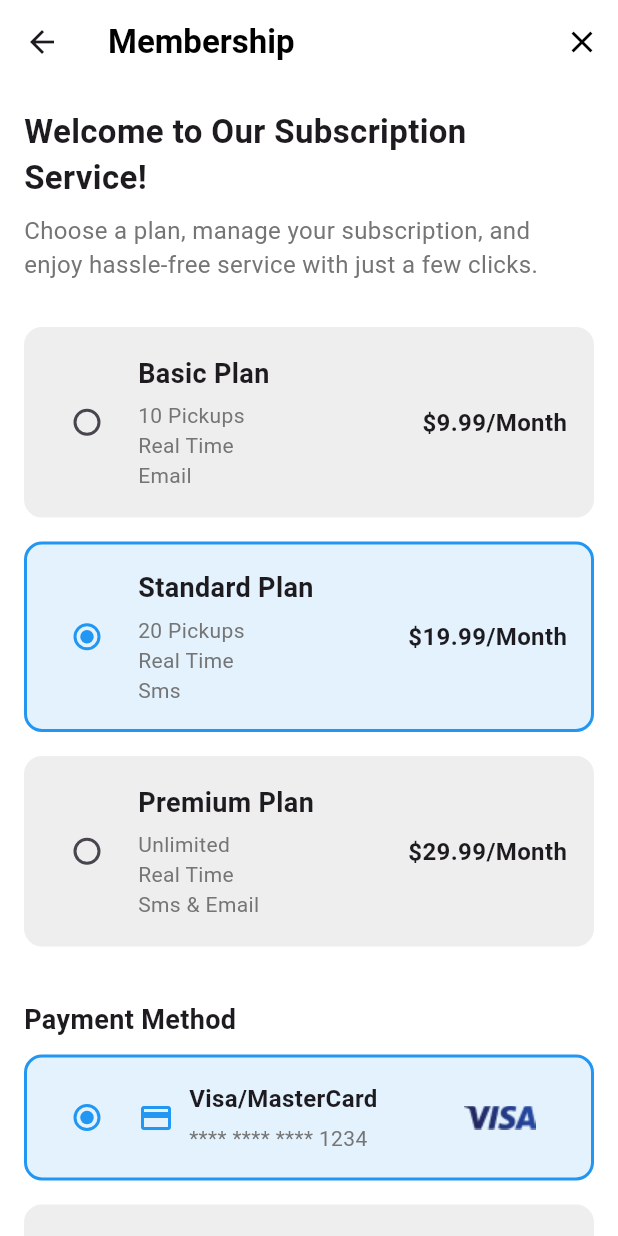
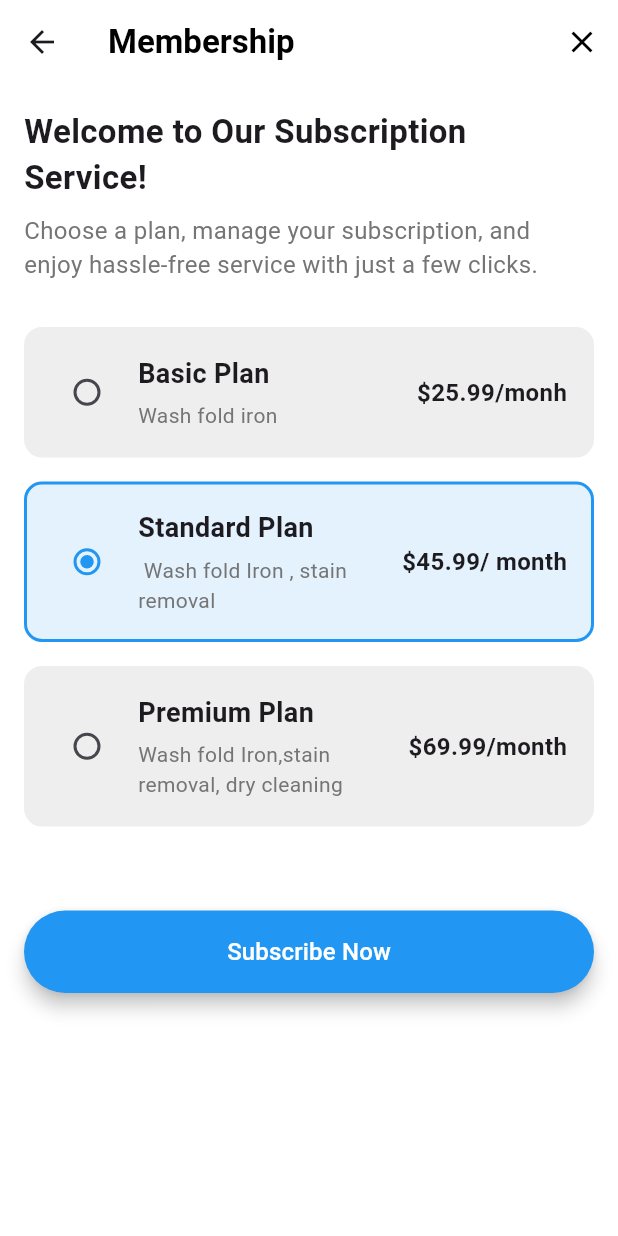
Before and after one commit to Sidra150/freshfold, a Flutter app: the SubscriptionScreen screen opened directly, on a phone screen of 412 x 824 dp. Run offline on Flutter 3.47's test engine with Material 3 defaults, Android fonts, the phone set to English and light mode, and no system bars; our stand-ins replace custom_navigation_bar.

Commit message:
changes updated

```diff
--- a/lib/Views/Screens/Customer_Screen/Home/home.dart
+++ b/lib/Views/Screens/Customer_Screen/Home/home.dart
@@ -1,6 +1,7 @@
 import 'package:flutter/material.dart';
 import 'package:freshfold_app/Utils/Constants.dart';
 import 'package:freshfold_app/Views/Screens/Customer_Screen/Notifications/notifications.dart';
+import 'package:freshfold_app/Views/Screens/Customer_Screen/Order_Details/order_details.dart';
 
 import '../Laundry_service/laundry_services.dart';
 import '../Membership/plans.dart';
@@ -301,6 +302,8 @@ import '../My_Orders/my_orders.dart';
 //   }
 // }
 class HomePage extends StatelessWidget {
+  const HomePage({super.key});
+
   @override
   Widget build(BuildContext context) {
     return Scaffold(
@@ -453,6 +456,7 @@ class HomePage extends StatelessWidget {
               decoration: InputDecoration(
                 hintText: 'Search Laundry store',
                 prefixIcon: const Icon(Icons.search),
+
                 border: OutlineInputBorder(
                   borderRadius: BorderRadius.circular(12),
                   borderSide: BorderSide.none,
@@ -481,11 +485,11 @@ class HomePage extends StatelessWidget {
                   ),
                   ElevatedButton(
                     onPressed: () {
-                      Navigator.push(
-                          context,
-                          MaterialPageRoute(
-                            builder: (context) => LaundryServicesPage(),
-                          ));
+                      // Navigator.push(
+                      //     context,
+                      //     MaterialPageRoute(
+                      //       builder: (context) => LaundryServicesPage(),
+                      //     ));
                     },
                     style: ElevatedButton.styleFrom(
                       shape: RoundedRectangleBorder(
@@ -513,10 +517,13 @@ class HomePage extends StatelessWidget {
               shrinkWrap: true,
               physics: const NeverScrollableScrollPhysics(),
               children: [
-                ServiceCard(icon: Icons.local_laundry_service, label: 'Iron'),
-                ServiceCard(icon: Icons.dry_cleaning, label: 'Dry'),
-                ServiceCard(icon: Icons.checkroom, label: 'Fold'),
-                ServiceCard(icon: Icons.wash, label: 'Wash'),
+                ServiceCard(
+                    icon: Icons.local_laundry_service, label: 'Wash,Fold,Iron'),
+                ServiceCard(
+                    icon: Icons.dry_cleaning,
+                    label: 'Premium Wash fold and iron'),
+                ServiceCard(icon: Icons.checkroom, label: 'Dry cleaning '),
+                ServiceCard(icon: Icons.more, label: 'Much More'),
               ],
             ),
             const SizedBox(height: 16),
@@ -531,21 +538,21 @@ class HomePage extends StatelessWidget {
                 children: [
                   SubscriptionCard(
                     planName: 'Basic Plan',
-                    price: '\$9.99/Month',
-                    features: ['10 Pickups', 'Real Time', 'Email'],
+                    price: '\$25.99/monh',
+                    features: [' Wash fold iron '],
                   ),
                   const SizedBox(width: 16),
                   SubscriptionCard(
                     planName: 'Standard Plan',
-                    price: '\$19.99/Month',
-                    features: ['20 Pickups', 'Real Time', 'Sms'],
+                    price: '\$45.99/ month',
+                    features: ['Wash fold Iron , stain removal '],
                     highlight: true,
                   ),
                   const SizedBox(width: 16),
                   SubscriptionCard(
                     planName: 'Premium Plan',
-                    price: '\$29.99/Month',
-                    features: ['Unlimited', 'Real Time', 'Sms & Email'],
+                    price: '\$69.99/month',
+                    features: ['All Services'],
                   ),
                 ],
               ),
@@ -586,7 +593,15 @@ class ServiceCard extends StatelessWidget {
 
   @override
   Widget build(BuildContext context) {
-    return Container(
+    return InkWell(
+      onTap: () {
+        Navigator.push(
+            context,
+            MaterialPageRoute(
+              builder: (context) => LaundryServicesPage(),
+            ));
+      },
+      child: Container(
         decoration: BoxDecoration(
           color: Colors.white,
           borderRadius: BorderRadius.circular(12),
@@ -609,6 +624,7 @@ class ServiceCard extends StatelessWidget {
             Text(label, style: const TextStyle(fontSize: 16)),
           ],
         ),
+      ),
     );
   }
 }
@@ -628,7 +644,15 @@ class SubscriptionCard extends StatelessWidget {
 
   @override
   Widget build(BuildContext context) {
-    return Container(
+    return GestureDetector(
+      onDoubleTap: () {
+        Navigator.push(
+            context,
+            MaterialPageRoute(
+              builder: (context) => SubscriptionScreen(),
+            ));
+      },
+      child: Container(
         margin: const EdgeInsets.only(bottom: 16),
         decoration: BoxDecoration(
           color: highlight ? Colors.blue[50] : Colors.white,
@@ -651,11 +675,13 @@ class SubscriptionCard extends StatelessWidget {
                 style:
                     const TextStyle(fontSize: 16, fontWeight: FontWeight.bold)),
             const SizedBox(height: 8),
-          Text(price, style: const TextStyle(fontSize: 14, color: Colors.grey)),
+            Text(price,
+                style: const TextStyle(fontSize: 14, color: Colors.grey)),
             const SizedBox(height: 8),
             for (var feature in features)
               Text(feature, style: const TextStyle(fontSize: 14)),
           ],
+        ),
       ),
     );
   }
@@ -676,7 +702,15 @@ class OrderCard extends StatelessWidget {
 
   @override
   Widget build(BuildContext context) {
-    return Container(
+    return InkWell(
+      onTap: () {
+        Navigator.push(
+            context,
+            MaterialPageRoute(
+              builder: (context) => OrderDetailScreen(),
+            ));
+      },
+      child: Container(
         margin: const EdgeInsets.only(bottom: 16),
         decoration: BoxDecoration(
           color: Colors.white,
@@ -699,7 +733,8 @@ class OrderCard extends StatelessWidget {
               children: [
                 Row(
                   children: [
-                  const Icon(Icons.access_time, size: 20, color: Colors.orange),
+                    const Icon(Icons.access_time,
+                        size: 20, color: Colors.orange),
                     const SizedBox(width: 8),
                     Text('Order #$orderNumber (2 bags)',
                         style: const TextStyle(fontSize: 16)),
@@ -715,6 +750,7 @@ class OrderCard extends StatelessWidget {
                     const TextStyle(fontSize: 16, fontWeight: FontWeight.bold)),
           ],
         ),
+      ),
     );
   }
 }
--- a/lib/Views/Screens/Customer_Screen/Laundry_service/laundry_services.dart
+++ b/lib/Views/Screens/Customer_Screen/Laundry_service/laundry_services.dart
@@ -1,11 +1,13 @@
 import 'package:flutter/material.dart';
 import 'package:freshfold_app/Views/Screens/Bottom_Nav/bottom_navigation.dart';
 
-import '../Home/home.dart';
 import '../Shedule_PickUp/PickUp.dart';
 
 class LaundryServicesPage extends StatefulWidget {
+  const LaundryServicesPage({super.key});
+
   @override
+  // ignore: library_private_types_in_public_api
   _LaundryServicesPageState createState() => _LaundryServicesPageState();
 }
 
@@ -177,7 +179,7 @@ class LaundryItemCard extends StatelessWidget {
   final VoidCallback onIncrement;
   final VoidCallback onDecrement;
 
-  LaundryItemCard(
+  const LaundryItemCard(
       {required this.item,
       required this.onIncrement,
       required this.onDecrement});
--- a/lib/Views/Screens/Customer_Screen/Membership/plans.dart
+++ b/lib/Views/Screens/Customer_Screen/Membership/plans.dart
@@ -1,7 +1,18 @@
 import 'package:flutter/material.dart';
-import 'package:flutter/rendering.dart';
+import 'package:freshfold_app/Views/Screens/Customer_Screen/Order_Details/order_details.dart';
 
-class SubscriptionScreen extends StatelessWidget {
+class SubscriptionScreen extends StatefulWidget {
+  const SubscriptionScreen({super.key});
+
+  @override
+  // ignore: library_private_types_in_public_api
+  _SubscriptionScreenState createState() => _SubscriptionScreenState();
+}
+
+class _SubscriptionScreenState extends State<SubscriptionScreen> {
+  // Initially selected plan
+  String _selectedPlan = 'Standard Plan';
+
   @override
   Widget build(BuildContext context) {
     return Scaffold(
@@ -9,13 +20,13 @@ class SubscriptionScreen extends StatelessWidget {
       appBar: AppBar(
         backgroundColor: Colors.white,
         elevation: 0,
-        title: Text(
+        title: const Text(
           'Membership',
           style: TextStyle(color: Colors.black, fontWeight: FontWeight.bold),
         ),
         actions: [
           IconButton(
-            icon: Icon(Icons.close, color: Colors.black),
+            icon: const Icon(Icons.close, color: Colors.black),
             onPressed: () {},
           ),
         ],
@@ -26,33 +37,32 @@ class SubscriptionScreen extends StatelessWidget {
           child: Column(
             crossAxisAlignment: CrossAxisAlignment.start,
             children: [
-              Text(
+              const Text(
                 'Welcome to Our Subscription Service!',
                 style: TextStyle(fontSize: 22, fontWeight: FontWeight.bold),
               ),
-              SizedBox(height: 8),
+              const SizedBox(height: 8),
               Text(
                 'Choose a plan, manage your subscription, and enjoy hassle-free service with just a few clicks.',
                 style: TextStyle(fontSize: 16, color: Colors.grey[600]),
               ),
-              SizedBox(height: 30),
-              _buildPlanOption('Basic Plan', '10 Pickups\nReal Time\nEmail',
-                  '\$9.99/Month', false),
-              _buildPlanOption('Standard Plan', '20 Pickups\nReal Time\nSms',
-                  '\$19.99/Month', true),
+              const SizedBox(height: 30),
+              _buildPlanOption(
+                  'Basic Plan', 'Wash fold iron', '\$25.99/monh'),
+              _buildPlanOption('Standard Plan', ' Wash fold Iron , stain removal',
+                  '\$45.99/ month'),
               _buildPlanOption('Premium Plan',
-                  'Unlimited\nReal Time\nSms & Email', '\$29.99/Month', false),
-              SizedBox(height: 20),
-              Text(
-                'Payment Method',
-                style: TextStyle(fontSize: 18, fontWeight: FontWeight.bold),
-              ),
-              SizedBox(height: 10),
-              _buildPaymentOption('Visa/MasterCard', '**** **** **** 1234',
-                  Icons.credit_card, 'visa', true),
-              _buildPaymentOption('PayPal', 'paypal@account.com', Icons.paypal,
-                  'paypal', false),
-              SizedBox(height: 20),
+                  'Wash fold Iron,stain removal, dry cleaning', '\$69.99/month'),
+              const SizedBox(height: 20),
+              // const Text(
+              //   'Payment Method',
+              //   style: TextStyle(fontSize: 18, fontWeight: FontWeight.bold),
+              // ),
+              // _buildPaymentOption('Visa/MasterCard', '**** **** **** 1234',
+              //     Icons.credit_card, 'visa'),
+              // _buildPaymentOption(
+              //     'PayPal', 'paypal@account.com', Icons.paypal, 'paypal'),
+              const SizedBox(height: 20),
               ElevatedButton(
                 onPressed: () {},
                 style: ElevatedButton.styleFrom(
@@ -60,9 +70,9 @@ class SubscriptionScreen extends StatelessWidget {
                   backgroundColor: Colors.blue,
                   shape: RoundedRectangleBorder(
                       borderRadius: BorderRadius.circular(30)),
-                  padding: EdgeInsets.symmetric(vertical: 16),
+                  padding: const EdgeInsets.symmetric(vertical: 16),
                 ),
-                child: Center(
+                child: const Center(
                   child: Text('Subscribe Now',
                       style: TextStyle(fontSize: 16, color: Colors.white)),
                 ),
@@ -74,11 +84,18 @@ class SubscriptionScreen extends StatelessWidget {
     );
   }
 
-  Widget _buildPlanOption(
-      String title, String details, String price, bool isSelected) {
-    return Container(
-      margin: EdgeInsets.only(bottom: 16),
-      padding: EdgeInsets.all(16),
+  Widget _buildPlanOption(String title, String details, String price) {
+    bool isSelected = _selectedPlan == title;
+
+    return GestureDetector(
+      onTap: () {
+        setState(() {
+          _selectedPlan = title;
+        });
+      },
+      child: Container(
+        margin: const EdgeInsets.only(bottom: 16),
+        padding: const EdgeInsets.all(16),
         decoration: BoxDecoration(
           color: isSelected ? Colors.blue.shade50 : Colors.grey.shade200,
           borderRadius: BorderRadius.circular(12),
@@ -91,36 +108,43 @@ class SubscriptionScreen extends StatelessWidget {
               value: isSelected,
               groupValue: true,
               onChanged: (bool? value) {
-              // Handle radio button selection
+                setState(() {
+                  _selectedPlan = title;
+                });
               },
               activeColor: Colors.blue,
             ),
-          SizedBox(width: 10),
+            const SizedBox(width: 10),
             Expanded(
               child: Column(
                 crossAxisAlignment: CrossAxisAlignment.start,
                 children: [
                   Text(title,
-                    style:
-                        TextStyle(fontSize: 18, fontWeight: FontWeight.bold)),
-                SizedBox(height: 5),
+                      style: const TextStyle(
+                          fontSize: 18, fontWeight: FontWeight.bold)),
+                  const SizedBox(height: 5),
                   Text(details,
                       style: TextStyle(fontSize: 14, color: Colors.grey[600])),
                 ],
               ),
             ),
             Text(price,
-              style: TextStyle(fontSize: 16, fontWeight: FontWeight.bold)),
+                style:
+                    const TextStyle(fontSize: 16, fontWeight: FontWeight.bold)),
           ],
+        ),
       ),
     );
   }
 
-  Widget _buildPaymentOption(String title, String details, IconData icon,
-      String type, bool isSelected) {
+  Widget _buildPaymentOption(
+      String title, String details, IconData icon, String type) {
+    bool isSelected =
+        false; // Assume single selection for payment not needed for now
+
     return Container(
-      margin: EdgeInsets.only(bottom: 16),
-      padding: EdgeInsets.all(16),
+      margin: const EdgeInsets.only(bottom: 16),
+      padding: const EdgeInsets.all(16),
       decoration: BoxDecoration(
         color: isSelected ? Colors.blue.shade50 : Colors.grey.shade200,
         borderRadius: BorderRadius.circular(12),
@@ -132,22 +156,20 @@ class SubscriptionScreen extends StatelessWidget {
           Radio(
             value: isSelected,
             groupValue: true,
-            onChanged: (bool? value) {
-              // Handle radio button selection
-            },
+            onChanged: (bool? value) {},
             activeColor: Colors.blue,
           ),
-          SizedBox(width: 10),
+          const SizedBox(width: 10),
           Icon(icon, color: isSelected ? Colors.blue : Colors.grey),
-          SizedBox(width: 10),
+          const SizedBox(width: 10),
           Expanded(
             child: Column(
               crossAxisAlignment: CrossAxisAlignment.start,
               children: [
                 Text(title,
-                    style:
-                        TextStyle(fontSize: 16, fontWeight: FontWeight.bold)),
-                SizedBox(height: 5),
+                    style: const TextStyle(
+                        fontSize: 16, fontWeight: FontWeight.bold)),
+                const SizedBox(height: 5),
                 Text(details,
                     style: TextStyle(fontSize: 14, color: Colors.grey[600])),
               ],
--- a/lib/Views/Screens/Customer_Screen/My_Orders/my_orders.dart
+++ b/lib/Views/Screens/Customer_Screen/My_Orders/my_orders.dart
@@ -1,4 +1,5 @@
 import 'package:flutter/material.dart';
+import 'package:freshfold_app/Views/Screens/Bottom_Nav/bottom_navigation.dart';
 import 'package:freshfold_app/Views/Screens/Customer_Screen/Home/home.dart';
 
 import '../Order_Details/order_details.dart';
@@ -33,7 +34,7 @@ class _MyOrdersScreenState extends State<MyOrdersScreen>
             Navigator.push(
                 context,
                 MaterialPageRoute(
-                  builder: (context) => HomePage(),
+                  builder: (context) => bottomNav(),
                 ));
           },
         ),
```
Also changed, not shown: lib/Views/Screens/Auth/Login/login.dart (+52 -14 lines), lib/Views/Screens/Customer_Screen/Order_Details/order_details.dart (+11 -1 lines). Lines whose indentation alone changed are shown as unchanged.
